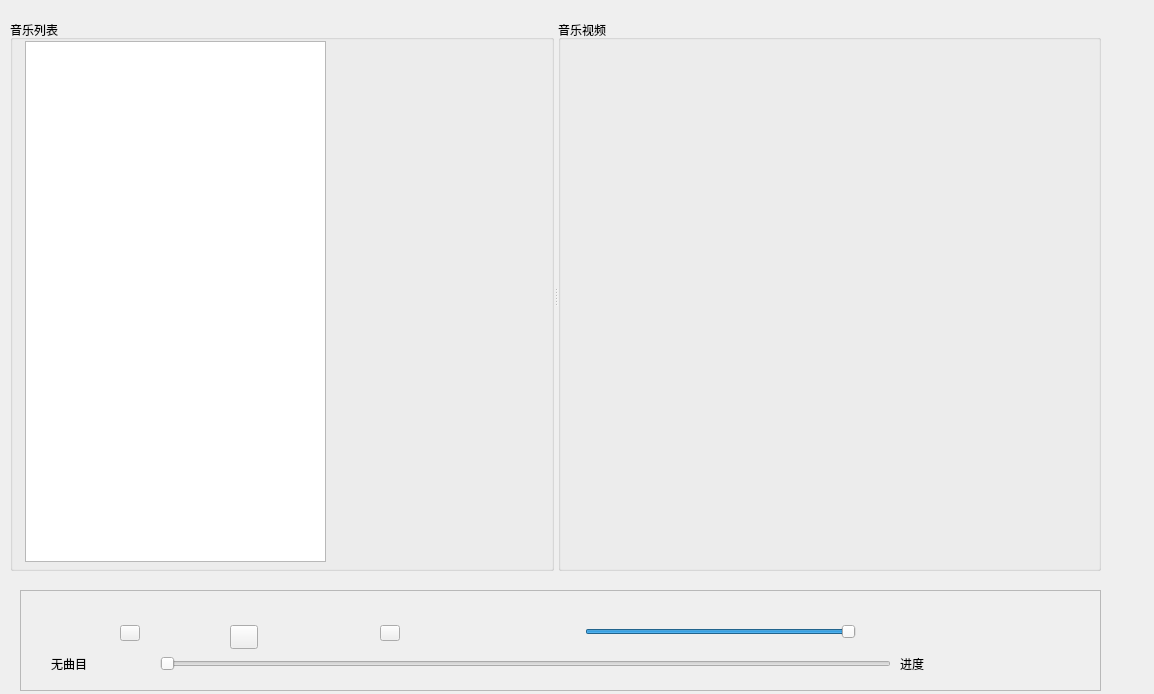
Qt form mysliderwidget.ui (zhangzhenxi11/MeditationSystem) before a commit.
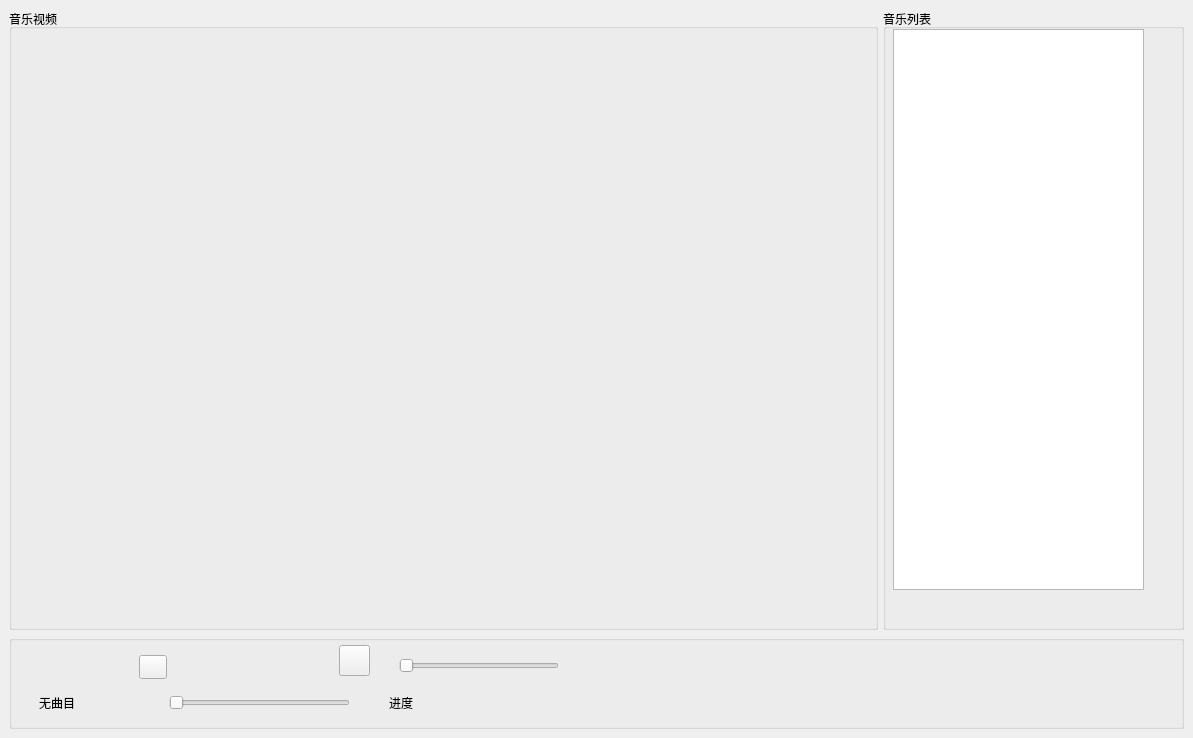
The same form after that commit. Icons and pictures are not drawn.

Commit message: 修改音乐和ui

What changed in the file:
```diff
--- a/mysliderwidget.ui
+++ b/mysliderwidget.ui
@@ -6,40 +6,70 @@
    <rect>
     <x>0</x>
     <y>0</y>
-    <width>1154</width>
-    <height>694</height>
+    <width>1193</width>
+    <height>738</height>
    </rect>
   </property>
   <property name="windowTitle">
    <string>Form</string>
   </property>
-  <widget class="QFrame" name="frame">
+  <widget class="QGroupBox" name="groupBox">
    <property name="geometry">
     <rect>
-     <x>20</x>
-     <y>590</y>
-     <width>1081</width>
-     <height>101</height>
+     <x>9</x>
+     <y>9</y>
+     <width>869</width>
+     <height>621</height>
     </rect>
    </property>
-   <property name="frameShape">
-    <enum>QFrame::StyledPanel</enum>
+   <property name="title">
+    <string>音乐视频</string>
    </property>
-   <property name="frameShadow">
-    <enum>QFrame::Raised</enum>
+  </widget>
+  <widget class="QGroupBox" name="groupBox_2">
+   <property name="geometry">
+    <rect>
+     <x>883</x>
+     <y>9</y>
+     <width>301</width>
+     <height>621</height>
+    </rect>
    </property>
-   <widget class="QWidget" name="layoutWidget">
+   <property name="title">
+    <string>音乐列表</string>
+   </property>
+   <widget class="QListWidget" name="listWidget">
     <property name="geometry">
      <rect>
-      <x>30</x>
+      <x>10</x>
       <y>20</y>
-      <width>931</width>
-      <height>67</height>
+      <width>251</width>
+      <height>561</height>
      </rect>
     </property>
-    <layout class="QVBoxLayout" name="verticalLayout">
-     <item>
+   </widget>
+  </widget>
+  <widget class="QGroupBox" name="groupBox_3">
+   <property name="geometry">
+    <rect>
+     <x>9</x>
+     <y>635</y>
+     <width>1175</width>
+     <height>94</height>
+    </rect>
+   </property>
+   <property name="title">
+    <string/>
+   </property>
       <widget class="QWidget" name="widget" native="true">
+    <property name="geometry">
+     <rect>
+      <x>10</x>
+      <y>10</y>
+      <width>819</width>
+      <height>35</height>
+     </rect>
+    </property>
        <property name="minimumSize">
         <size>
          <width>0</width>
@@ -55,14 +85,36 @@
        <widget class="QPushButton" name="btnPreviousSong">
         <property name="geometry">
          <rect>
-          <x>70</x>
+       <x>30</x>
           <y>10</y>
-          <width>20</width>
+       <width>31</width>
           <height>16</height>
          </rect>
         </property>
         <property name="styleSheet">
-         <string notr="true">border-image: url(:/images/pre.png);</string>
+      <string notr="true">QPushButton
+{
+background-image:  url(:/images/image/pre.png);
+background-repeat:no-repeat;
+background-position:center center;
+border:none;
+
+}
+
+QPushButton:hover
+{
+background-image:url(:/images/image-hover/pre-hover.png);
+background-repeat:no-repeat;
+background-position:center center;
+
+
+}
+QPushButton:pressed{
+background-image:  url(:/images/image/pre.png);
+background-repeat:no-repeat;
+background-position:center center;
+
+}</string>
         </property>
         <property name="text">
          <string/>
@@ -75,7 +127,7 @@
        <widget class="QPushButton" name="btnPlay">
         <property name="geometry">
          <rect>
-          <x>180</x>
+       <x>120</x>
           <y>10</y>
           <width>28</width>
           <height>24</height>
@@ -92,14 +144,36 @@
        <widget class="QPushButton" name="btnNextSong">
         <property name="geometry">
          <rect>
-          <x>330</x>
+       <x>210</x>
           <y>10</y>
-          <width>20</width>
+       <width>31</width>
           <height>16</height>
          </rect>
         </property>
         <property name="styleSheet">
-         <string notr="true">border-image: url(:/images/next.png);</string>
+      <string notr="true">QPushButton
+{
+background-image:  url(:/images/image/next.png);
+background-repeat:no-repeat;
+background-position:center center;
+border:none;
+
+}
+
+QPushButton:hover
+{
+background-image:url(:/images/image-hover/next-hover.png);
+background-repeat:no-repeat;
+background-position:center center;
+
+
+}
+QPushButton:pressed{
+background-image:  url(:/images/image/next.png);
+background-repeat:no-repeat;
+background-position:center center;
+
+}</string>
         </property>
         <property name="text">
          <string/>
@@ -109,86 +183,51 @@
           <normaloff>:/images/images/624.bmp</normaloff>:/images/images/624.bmp</iconset>
         </property>
        </widget>
-       <widget class="QPushButton" name="btnSound">
-        <property name="geometry">
-         <rect>
-          <x>498</x>
-          <y>5</y>
-          <width>28</width>
-          <height>24</height>
-         </rect>
-        </property>
-        <property name="text">
-         <string/>
-        </property>
-        <property name="icon">
-         <iconset>
-          <normaloff>:/images/images/volumn.bmp</normaloff>:/images/images/volumn.bmp</iconset>
-        </property>
-        <property name="flat">
-         <bool>true</bool>
-        </property>
-       </widget>
        <widget class="QSlider" name="sliderVolumn">
         <property name="geometry">
          <rect>
-          <x>535</x>
-          <y>6</y>
-          <width>271</width>
+       <x>380</x>
+       <y>10</y>
+       <width>160</width>
           <height>22</height>
          </rect>
         </property>
-        <property name="maximum">
-         <number>100</number>
-        </property>
-        <property name="value">
-         <number>100</number>
-        </property>
         <property name="orientation">
          <enum>Qt::Horizontal</enum>
         </property>
        </widget>
-      </widget>
-     </item>
-     <item>
+    <widget class="QPushButton" name="btnSound">
+     <property name="geometry">
+      <rect>
+       <x>320</x>
+       <y>0</y>
+       <width>31</width>
+       <height>31</height>
+      </rect>
+     </property>
+     <property name="text">
+      <string/>
+     </property>
+    </widget>
+   </widget>
       <widget class="QWidget" name="widget_2" native="true">
-       <property name="maximumSize">
-        <size>
-         <width>16777215</width>
-         <height>25</height>
-        </size>
-       </property>
-       <layout class="QHBoxLayout" name="horizontalLayout_2">
-        <property name="spacing">
-         <number>9</number>
-        </property>
-        <property name="leftMargin">
-         <number>1</number>
-        </property>
-        <property name="topMargin">
-         <number>1</number>
-        </property>
-        <property name="rightMargin">
-         <number>1</number>
-        </property>
-        <property name="bottomMargin">
-         <number>1</number>
-        </property>
-        <item>
-         <widget class="QLabel" name="LabCurMedia">
-          <property name="minimumSize">
-           <size>
-            <width>100</width>
-            <height>0</height>
-           </size>
-          </property>
-          <property name="text">
-           <string>无曲目</string>
-          </property>
-         </widget>
-        </item>
-        <item>
+    <property name="geometry">
+     <rect>
+      <x>10</x>
+      <y>50</y>
+      <width>819</width>
+      <height>38</height>
+     </rect>
+    </property>
          <widget class="QSlider" name="sliderPosition">
+     <property name="geometry">
+      <rect>
+       <x>150</x>
+       <y>10</y>
+       <width>181</width>
+       <height>16</height>
+      </rect>
+     </property>
           <property name="tracking">
            <bool>false</bool>
           </property>
@@ -196,9 +235,15 @@
            <enum>Qt::Horizontal</enum>
           </property>
          </widget>
-        </item>
-        <item>
          <widget class="QLabel" name="LabRatio">
+     <property name="geometry">
+      <rect>
+       <x>370</x>
+       <y>10</y>
+       <width>80</width>
+       <height>16</height>
+      </rect>
+     </property>
           <property name="minimumSize">
            <size>
             <width>80</width>
@@ -209,45 +254,26 @@
            <string>进度</string>
           </property>
          </widget>
-        </item>
-       </layout>
-      </widget>
-     </item>
-    </layout>
-   </widget>
-  </widget>
-  <widget class="QSplitter" name="splitter">
+    <widget class="QLabel" name="LabCurMedia">
    <property name="geometry">
     <rect>
-     <x>10</x>
-     <y>20</y>
-     <width>1091</width>
-     <height>551</height>
-    </rect>
-   </property>
-   <property name="orientation">
-    <enum>Qt::Horizontal</enum>
-   </property>
-   <widget class="QGroupBox" name="groupBox_2">
-    <property name="title">
-     <string>音乐列表</string>
-    </property>
-    <widget class="QListWidget" name="listWidget">
-     <property name="geometry">
-      <rect>
-       <x>15</x>
-       <y>21</y>
-       <width>301</width>
-       <height>521</height>
-      </rect>
-     </property>
+       <x>20</x>
+       <y>10</y>
+       <width>100</width>
+       <height>16</height>
+      </rect>
+     </property>
+     <property name="minimumSize">
+      <size>
+       <width>100</width>
+       <height>0</height>
+      </size>
+     </property>
+     <property name="text">
+      <string>无曲目</string>
+     </property>
     </widget>
    </widget>
-   <widget class="QGroupBox" name="groupBox">
-    <property name="title">
-     <string>音乐视频</string>
-    </property>
-   </widget>
   </widget>
  </widget>
  <resources/>
```
Lines whose indentation alone changed are shown as unchanged. The commit also changes 27 other files.
